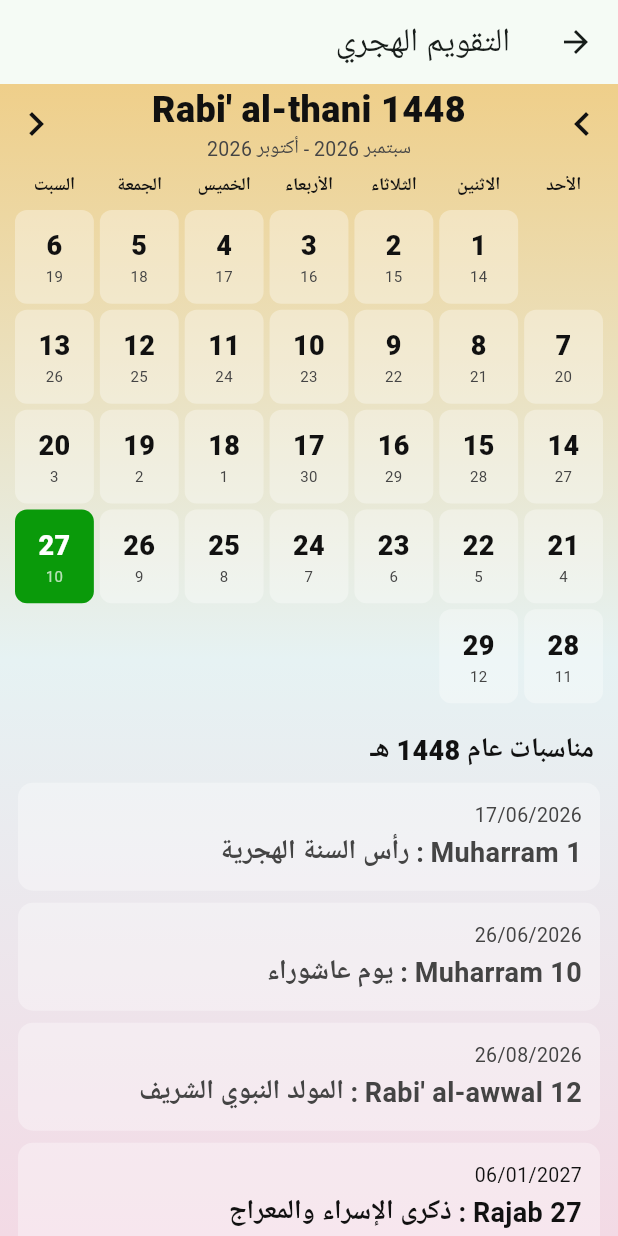
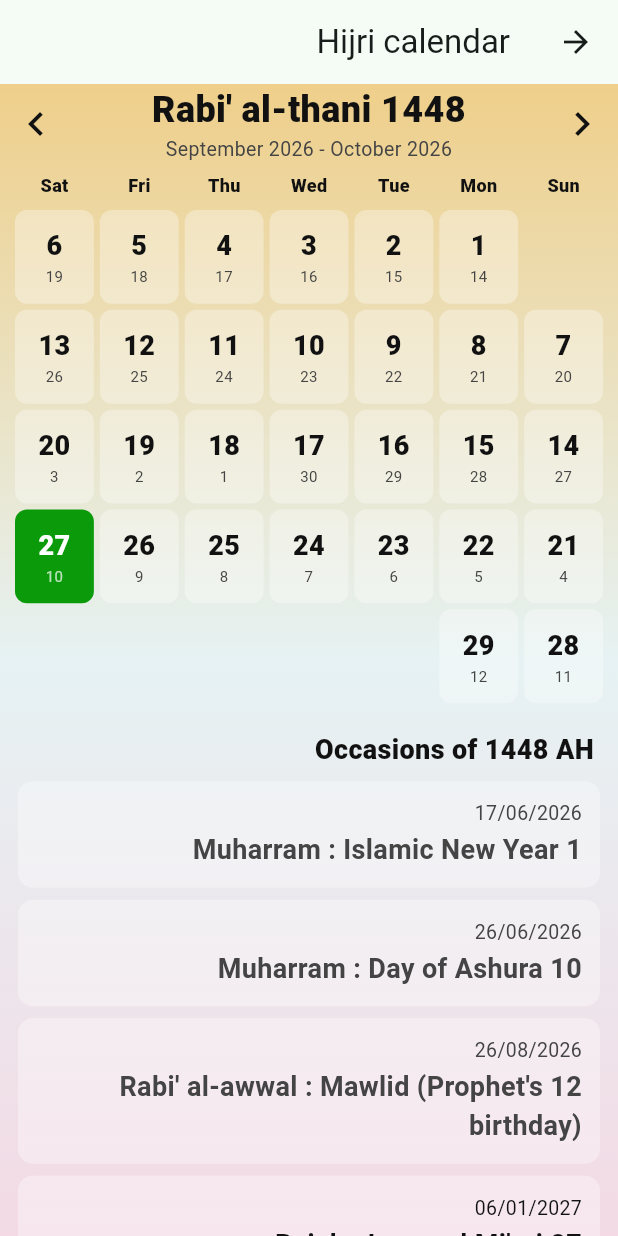
Before and after one commit to djamkambouchair-dev/Adhan-app, a Flutter app: the HijriCalendarPage screen opened directly with empty values, on a phone screen of 412 x 824 dp. Run offline on Flutter 3.47's test engine with Material 3 defaults, Android fonts, the phone set to English and light mode, and no system bars; our stand-ins replace adhan, flutter_local_notifications, geolocator, sensors_plus, shared_preferences, timezone; missing offline and left inert: android_intent_plus; accounts and stored records are empty.

Commit message:
Update pages.dart

```diff
--- a/lib/pages.dart
+++ b/lib/pages.dart
@@ -2,32 +2,10 @@ import 'package:adhan/adhan.dart';
 import 'package:flutter/material.dart';
 import 'main.dart';
 
-const gregMonths = [
-  'يناير',
-  'فبراير',
-  'مارس',
-  'أبريل',
-  'مايو',
-  'يونيو',
-  'يوليو',
-  'أغسطس',
-  'سبتمبر',
-  'أكتوبر',
-  'نوفمبر',
-  'ديسمبر',
-];
-
-const occasions = [
-  [1, 1, 'رأس السنة الهجرية'],
-  [1, 10, 'يوم عاشوراء'],
-  [3, 12, 'المولد النبوي الشريف'],
-  [7, 27, 'ذكرى الإسراء والمعراج'],
-  [8, 15, 'ليلة النصف من شعبان'],
-  [9, 1, 'أول رمضان'],
-  [9, 27, 'ليلة القدر'],
-  [10, 1, 'عيد الفطر'],
-  [12, 9, 'يوم عرفة'],
-  [12, 10, 'عيد الأضحى'],
+// [الشهر الهجري، اليوم] ؛ عناوينها في l10n بالمفاتيح oc0..oc9
+const occasions = <List<int>>[
+  [1, 1], [1, 10], [3, 12], [7, 27], [8, 15],
+  [9, 1], [9, 27], [10, 1], [12, 9], [12, 10],
 ];
 
 int hijriToJdn(int y, int m, int d) =>
@@ -54,6 +32,9 @@ BoxDecoration pageBg(AppPalette c) => BoxDecoration(
         stops: const [0.0, 0.5, 1.0],
       ),
     );
+
+IconData prevIcon() => isAr ? Icons.chevron_right : Icons.chevron_left;
+IconData nextIcon() => isAr ? Icons.chevron_left : Icons.chevron_right;
 
 // ======================= الجدول الشهري =======================
 class MonthlyPage extends StatefulWidget {
@@ -104,7 +85,7 @@ class _MonthlyPageState extends State<MonthlyPage> {
     });
   }
 
-  DateTime _wall(DateTime t) => t.isUtc ? t : t.toUtc().add(_off);
+  DateTime _wall(DateTime x) => x.isUtc ? x : x.toUtc().add(_off);
 
   List<List<DateTime>> _compute() {
     final p = widget.place;
@@ -132,14 +113,14 @@ class _MonthlyPageState extends State<MonthlyPage> {
     return out;
   }
 
-  String _fmt(DateTime t) {
-    final mm = t.minute.toString().padLeft(2, '0');
-    if (widget.use24) return '${t.hour.toString().padLeft(2, '0')}:$mm';
-    final h = t.hour % 12 == 0 ? 12 : t.hour % 12;
+  String _fmt(DateTime x) {
+    final mm = x.minute.toString().padLeft(2, '0');
+    if (widget.use24) return '${x.hour.toString().padLeft(2, '0')}:$mm';
+    final h = x.hour % 12 == 0 ? 12 : x.hour % 12;
     return '$h:$mm';
   }
 
-  Widget _line(int day, List<DateTime> t, AppPalette c) {
+  Widget _line(int day, List<DateTime> tm, AppPalette c) {
     final date = DateTime.utc(_y, _m, day);
     final isToday =
         _y == _today.year && _m == _today.month && day == _today.day;
@@ -161,14 +142,14 @@ class _MonthlyPageState extends State<MonthlyPage> {
                         fontSize: 18,
                         fontWeight: FontWeight.w800,
                         color: fg)),
-                Text(weekdayNames[date.weekday - 1],
+                Text(abbr(weekdayNames[date.weekday - 1]),
                     style: TextStyle(
                         fontSize: 11,
                         color: isToday ? Colors.white70 : c.soft)),
               ],
             ),
           ),
-          for (final x in t)
+          for (final x in tm)
             Expanded(
               child: Center(
                 child: Text(_fmt(x),
@@ -189,9 +170,9 @@ class _MonthlyPageState extends State<MonthlyPage> {
     final c = palettes[themeIdx.value];
     final data = _compute();
     final bottomInset = MediaQuery.of(context).padding.bottom;
-    const heads = ['الفجر', 'الشروق', 'الظهر', 'العصر', 'المغرب', 'العشاء'];
+    final pname = widget.place.gps ? t('my_location') : widget.place.name;
     return Scaffold(
-      appBar: AppBar(title: Text('المواقيت - ${widget.place.name}')),
+      appBar: AppBar(title: Text(t('monthly_title', [pname]))),
       body: Container(
         decoration: pageBg(c),
         child: Column(
@@ -201,7 +182,7 @@ class _MonthlyPageState extends State<MonthlyPage> {
               child: Row(
                 children: [
                   IconButton(
-                    icon: Icon(Icons.chevron_right, color: c.text, size: 32),
+                    icon: Icon(prevIcon(), color: c.text, size: 32),
                     onPressed: () => _shift(-1),
                   ),
                   Expanded(
@@ -214,7 +195,7 @@ class _MonthlyPageState extends State<MonthlyPage> {
                     ),
                   ),
                   IconButton(
-                    icon: Icon(Icons.chevron_left, color: c.text, size: 32),
+                    icon: Icon(nextIcon(), color: c.text, size: 32),
                     onPressed: () => _shift(1),
                   ),
                 ],
@@ -227,14 +208,17 @@ class _MonthlyPageState extends State<MonthlyPage> {
               child: Row(
                 children: [
                   const SizedBox(width: 64),
-                  for (final h in heads)
+                  for (int i = 0; i < 6; i++)
                     Expanded(
                       child: Center(
-                        child: Text(h,
+                        child: FittedBox(
+                          fit: BoxFit.scaleDown,
+                          child: Text(prayerName(i),
                               style: TextStyle(
                                   fontSize: 12,
                                   fontWeight: FontWeight.w800,
                                   color: c.text)),
+                        ),
                       ),
                     ),
                 ],
@@ -309,15 +293,8 @@ class _HijriCalendarPageState extends State<HijriCalendarPage> {
     final startCol = (firstG + 1) % 7;
     final g1 = gregFromJdn(firstG);
     final g2 = gregFromJdn(firstG + len - 1);
-    const dayHeads = [
-      'الأحد',
-      'الاثنين',
-      'الثلاثاء',
-      'الأربعاء',
-      'الخميس',
-      'الجمعة',
-      'السبت',
-    ];
+    final wd = weekdayNames;
+    final dayHeads = [wd[6], wd[0], wd[1], wd[2], wd[3], wd[4], wd[5]];
 
     final cells = <Widget>[];
     for (int i = 0; i < startCol; i++) {
@@ -354,10 +331,9 @@ class _HijriCalendarPageState extends State<HijriCalendarPage> {
     final today0 = DateTime.utc(
         widget.today.year, widget.today.month, widget.today.day);
     final items = <Widget>[];
-    for (final o in occasions) {
-      final om = o[0] as int;
-      final od = o[1] as int;
-      final title = o[2] as String;
+    for (int k = 0; k < occasions.length; k++) {
+      final om = occasions[k][0];
+      final od = occasions[k][1];
       final gd = gregFromJdn(hijriToJdn(_y, om, od) - widget.hcorr);
       final past = gd.isBefore(today0);
       items.add(
@@ -377,7 +353,7 @@ class _HijriCalendarPageState extends State<HijriCalendarPage> {
                   style: TextStyle(
                       fontSize: 13, color: past ? c.soft : c.text)),
               const SizedBox(height: 2),
-              Text('$od ${hijriMonths[om - 1]} : $title',
+              Text(arDigits('$od ${hijriMonths[om - 1]} : ${t('oc$k')}'),
                   style: TextStyle(
                       fontSize: 18,
                       fontWeight: FontWeight.w700,
@@ -389,7 +365,7 @@ class _HijriCalendarPageState extends State<HijriCalendarPage> {
     }
 
     return Scaffold(
-      appBar: AppBar(title: const Text('التقويم الهجري')),
+      appBar: AppBar(title: Text(t('hijri_calendar'))),
       body: Container(
         decoration: pageBg(c),
         child: ListView(
@@ -398,7 +374,7 @@ class _HijriCalendarPageState extends State<HijriCalendarPage> {
             Row(
               children: [
                 IconButton(
-                  icon: Icon(Icons.chevron_right, color: c.text, size: 32),
+                  icon: Icon(prevIcon(), color: c.text, size: 32),
                   onPressed: () => _shift(-1),
                 ),
                 Expanded(
@@ -416,7 +392,7 @@ class _HijriCalendarPageState extends State<HijriCalendarPage> {
                   ),
                 ),
                 IconButton(
-                  icon: Icon(Icons.chevron_left, color: c.text, size: 32),
+                  icon: Icon(nextIcon(), color: c.text, size: 32),
                   onPressed: () => _shift(1),
                 ),
               ],
@@ -428,11 +404,14 @@ class _HijriCalendarPageState extends State<HijriCalendarPage> {
                   for (final h in dayHeads)
                     Expanded(
                       child: Center(
-                        child: Text(h,
+                        child: FittedBox(
+                          fit: BoxFit.scaleDown,
+                          child: Text(abbr(h),
                               style: TextStyle(
                                   fontSize: 12,
                                   fontWeight: FontWeight.w800,
                                   color: c.text)),
+                        ),
                       ),
                     ),
                 ],
@@ -449,7 +428,7 @@ class _HijriCalendarPageState extends State<HijriCalendarPage> {
             const SizedBox(height: 16),
             Padding(
               padding: const EdgeInsets.symmetric(horizontal: 16),
-              child: Text(arDigits('مناسبات عام $_y هـ'),
+              child: Text(t('occ_year', [arDigits('$_y')]),
                   style: TextStyle(
                       fontSize: 18,
                       fontWeight: FontWeight.w800,
```
Lines whose indentation alone changed are shown as unchanged.
